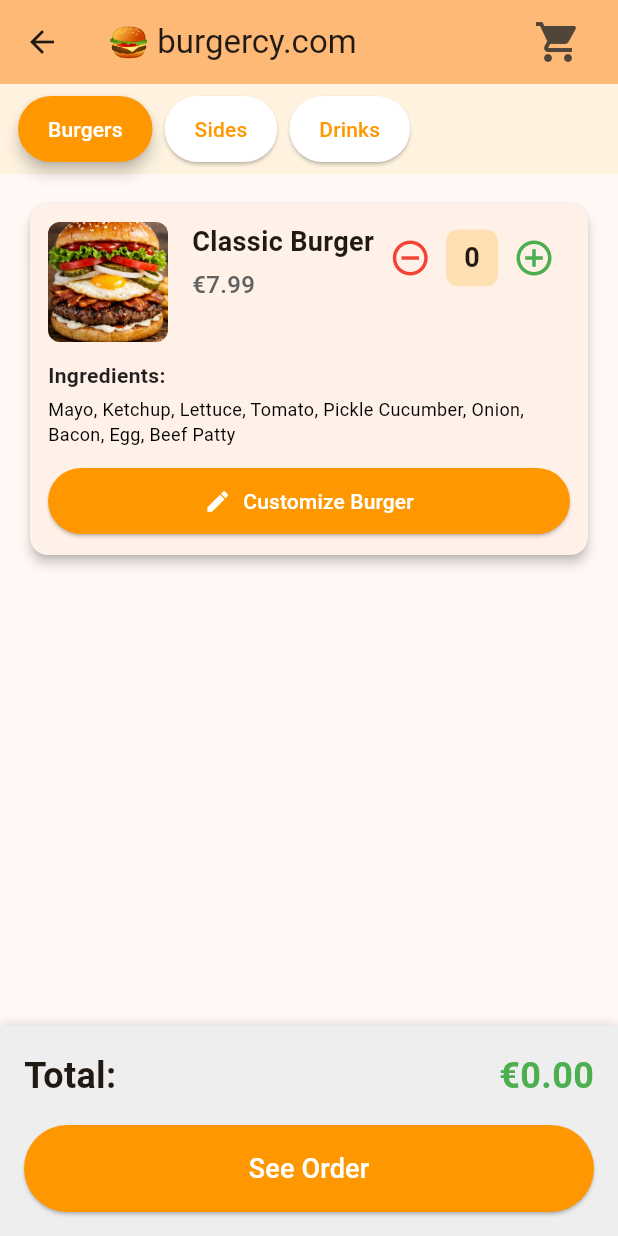
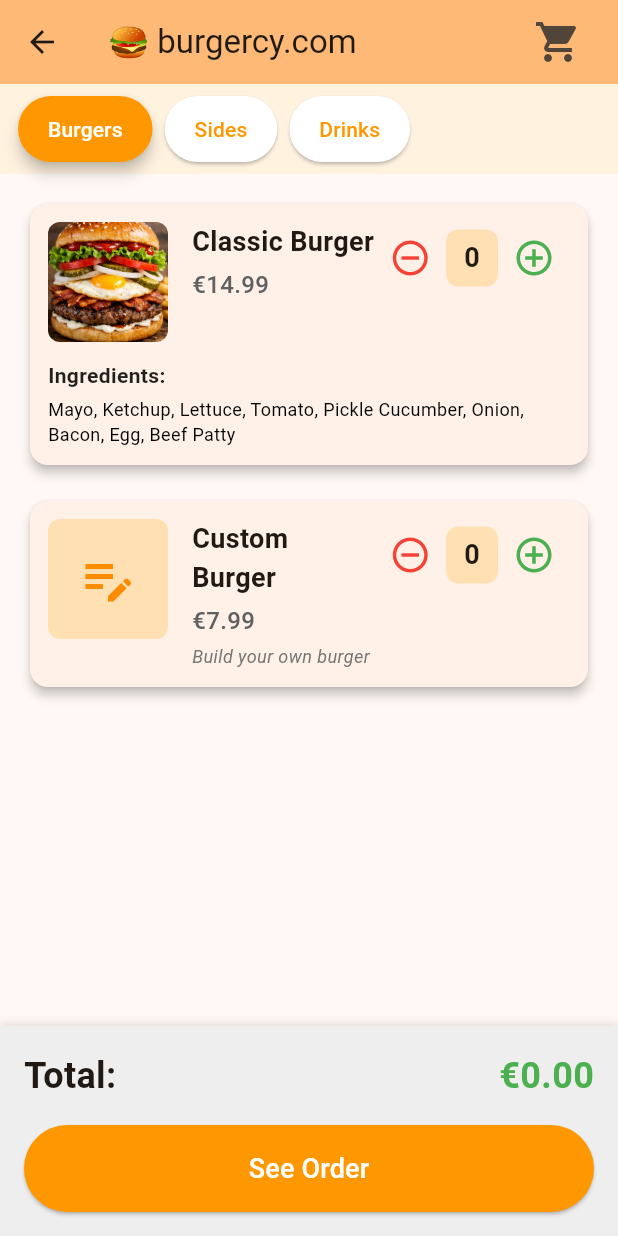
Before and after one commit to stylianosgeo5-ux/burger-web-app, a Flutter app: the BurgerOrderPage screen opened directly with empty values, on a phone screen of 412 x 824 dp. Run offline on Flutter 3.47's test engine with Material 3 defaults, Android fonts, the phone set to English and light mode, and no system bars; our stand-ins replace shared_preferences; missing offline and left inert: dart:html; accounts and stored records are empty.

Commit message:
Add Custom Burger option at 7.99, Classic Burger at 14.99, remove customize button from classic

```diff
--- a/lib/main.dart
+++ b/lib/main.dart
@@ -282,19 +282,23 @@ class CartState {
   CartState._internal();
 
   int burgerCount = 0;
+  int customBurgerCount = 0;
   int friesCount = 0;
   int colaCount = 0;
   int fantaCount = 0;
   int waterCount = 0;
-  List<Map<String, dynamic>> burgerOrders = [];
+  List<Map<String, dynamic>> burgerOrders = [];  // Classic burgers
+  List<Map<String, dynamic>> customBurgerOrders = [];  // Custom burgers
 
   void reset() {
     burgerCount = 0;
+    customBurgerCount = 0;
     friesCount = 0;
     colaCount = 0;
     fantaCount = 0;
     waterCount = 0;
     burgerOrders = [];
+    customBurgerOrders = [];
   }
 }
 
@@ -562,7 +566,8 @@ class _BurgerOrderPageState extends State<BurgerOrderPage> {
   final CartState _cart = CartState();
 
   // Item prices
-  final double burgerPrice = 7.99;
+  final double burgerPrice = 14.99;
+  final double customBurgerPrice = 7.99;
   final double friesPrice = 3.99;
   final double colaPrice = 2.49;
   final double fantaPrice = 2.49;
@@ -570,6 +575,7 @@ class _BurgerOrderPageState extends State<BurgerOrderPage> {
 
   double get totalPrice {
     return (_cart.burgerCount * burgerPrice) +
+        (_cart.customBurgerCount * customBurgerPrice) +
         (_cart.friesCount * friesPrice) +
         (_cart.colaCount * colaPrice) +
         (_cart.fantaCount * fantaPrice) +
@@ -577,7 +583,7 @@ class _BurgerOrderPageState extends State<BurgerOrderPage> {
   }
 
   int get totalItems {
-    return _cart.burgerCount + _cart.friesCount + _cart.colaCount + _cart.fantaCount + _cart.waterCount;
+    return _cart.burgerCount + _cart.customBurgerCount + _cart.friesCount + _cart.colaCount + _cart.fantaCount + _cart.waterCount;
   }
 
   void viewCart() {
@@ -588,11 +594,17 @@ class _BurgerOrderPageState extends State<BurgerOrderPage> {
       return;
     }
 
+    // Combine classic and custom burger orders for the cart
+    final allBurgerOrders = [
+      ..._cart.burgerOrders.map((b) => {...b, 'type': 'classic'}),
+      ..._cart.customBurgerOrders.map((b) => {...b, 'type': 'custom'}),
+    ];
+
     Navigator.push(
       context,
       MaterialPageRoute(
         builder: (context) => CartPage(
-          burgerOrders: _cart.burgerOrders,
+          burgerOrders: allBurgerOrders,
           friesCount: _cart.friesCount,
           colaCount: _cart.colaCount,
           fantaCount: _cart.fantaCount,
@@ -642,8 +654,8 @@ class _BurgerOrderPageState extends State<BurgerOrderPage> {
           ingredients: ingredients,
           onAdd: (customizedIngredients) {
             setState(() {
-              _cart.burgerCount++;
-              _cart.burgerOrders.add({
+              _cart.customBurgerCount++;
+              _cart.customBurgerOrders.add({
                 'ingredients': Map<String, bool>.from(customizedIngredients),
               });
             });
@@ -801,19 +813,113 @@ class _BurgerOrderPageState extends State<BurgerOrderPage> {
                 color: Colors.black,
               ),
             ),
-            const SizedBox(height: 12),
-            SizedBox(
-              width: double.infinity,
-              child: ElevatedButton.icon(
-                onPressed: _showBurgerCustomization,
-                icon: const Icon(Icons.edit),
-                label: const Text('Customize Burger'),
-                style: ElevatedButton.styleFrom(
-                  backgroundColor: Colors.orange,
-                  foregroundColor: Colors.white,
-                  padding: const EdgeInsets.symmetric(vertical: 12),
-                ),
-              ),
+          ],
+        ),
+      ),
+    );
+  }
+
+  Widget _buildCustomBurgerCard() {
+    return Card(
+      elevation: 3,
+      child: Padding(
+        padding: const EdgeInsets.all(12),
+        child: Column(
+          crossAxisAlignment: CrossAxisAlignment.start,
+          children: [
+            Row(
+              crossAxisAlignment: CrossAxisAlignment.start,
+              children: [
+                // Product Image
+                ClipRRect(
+                  borderRadius: BorderRadius.circular(8),
+                  child: Container(
+                    width: 80,
+                    height: 80,
+                    color: Colors.orange[100],
+                    child: Icon(
+                      Icons.edit_note,
+                      size: 40,
+                      color: Colors.orange[600],
+                    ),
+                  ),
+                ),
+                const SizedBox(width: 16),
+                // Item details
+                Expanded(
+                  child: Column(
+                    crossAxisAlignment: CrossAxisAlignment.start,
+                    children: [
+                      const Text(
+                        'Custom Burger',
+                        style: TextStyle(
+                          fontSize: 18,
+                          fontWeight: FontWeight.bold,
+                        ),
+                      ),
+                      const SizedBox(height: 4),
+                      Text(
+                        '€${customBurgerPrice.toStringAsFixed(2)}',
+                        style: TextStyle(
+                          fontSize: 16,
+                          color: Colors.grey[700],
+                          fontWeight: FontWeight.w500,
+                        ),
+                      ),
+                      const SizedBox(height: 4),
+                      Text(
+                        'Build your own burger',
+                        style: TextStyle(
+                          fontSize: 12,
+                          color: Colors.grey[600],
+                          fontStyle: FontStyle.italic,
+                        ),
+                      ),
+                    ],
+                  ),
+                ),
+                // Counter controls
+                Row(
+                  children: [
+                    IconButton(
+                      onPressed: () {
+                        setState(() {
+                          if (_cart.customBurgerCount > 0) {
+                            _cart.customBurgerCount--;
+                            if (_cart.customBurgerOrders.isNotEmpty) {
+                              _cart.customBurgerOrders.removeLast();
+                            }
+                          }
+                        });
+                      },
+                      icon: const Icon(Icons.remove_circle_outline),
+                      color: Colors.red,
+                      iconSize: 28,
+                    ),
+                    Container(
+                      padding: const EdgeInsets.symmetric(
+                          horizontal: 12, vertical: 6),
+                      decoration: BoxDecoration(
+                        color: Colors.orange[100],
+                        borderRadius: BorderRadius.circular(8),
+                      ),
+                      child: Text(
+                        '${_cart.customBurgerCount}',
+                        style: const TextStyle(
+                          fontSize: 18,
+                          fontWeight: FontWeight.bold,
+                        ),
+                      ),
+                    ),
+                    IconButton(
+                      onPressed: _showBurgerCustomization,
+                      icon: const Icon(Icons.add_circle_outline),
+                      color: Colors.green,
+                      iconSize: 28,
+                    ),
+                  ],
+                ),
+              ],
             ),
           ],
         ),
@@ -960,6 +1066,8 @@ class _BurgerOrderPageState extends State<BurgerOrderPage> {
       case 'Burgers':
         return [
           _buildBurgerCard(),
+          const SizedBox(height: 16),
+          _buildCustomBurgerCard(),
         ];
       case 'Sides':
         return [
@@ -1600,6 +1708,11 @@ class _CartPageState extends State<CartPage> {
                         .map((e) => e.key)
                         .toList();
 
+                    // Determine if it's a classic or custom burger
+                    final isClassic = order['type'] == 'classic';
+                    final burgerName = isClassic ? 'Classic Burger' : 'Custom Burger';
+                    final burgerPriceValue = isClassic ? widget.burgerPrice : 7.99;
+
                     return Card(
                       margin: const EdgeInsets.only(bottom: 12),
                       child: Padding(
@@ -1611,14 +1724,14 @@ class _CartPageState extends State<CartPage> {
                               mainAxisAlignment: MainAxisAlignment.spaceBetween,
                               children: [
                                 Text(
-                                  'Classic Burger #${index + 1}',
+                                  '$burgerName #${index + 1}',
                                   style: const TextStyle(
                                     fontSize: 16,
                                     fontWeight: FontWeight.bold,
                                   ),
                                 ),
                                 Text(
-                                  '€${widget.burgerPrice.toStringAsFixed(2)}',
+                                  '€${burgerPriceValue.toStringAsFixed(2)}',
                                   style: const TextStyle(
                                     fontSize: 16,
                                     fontWeight: FontWeight.w500,
```
